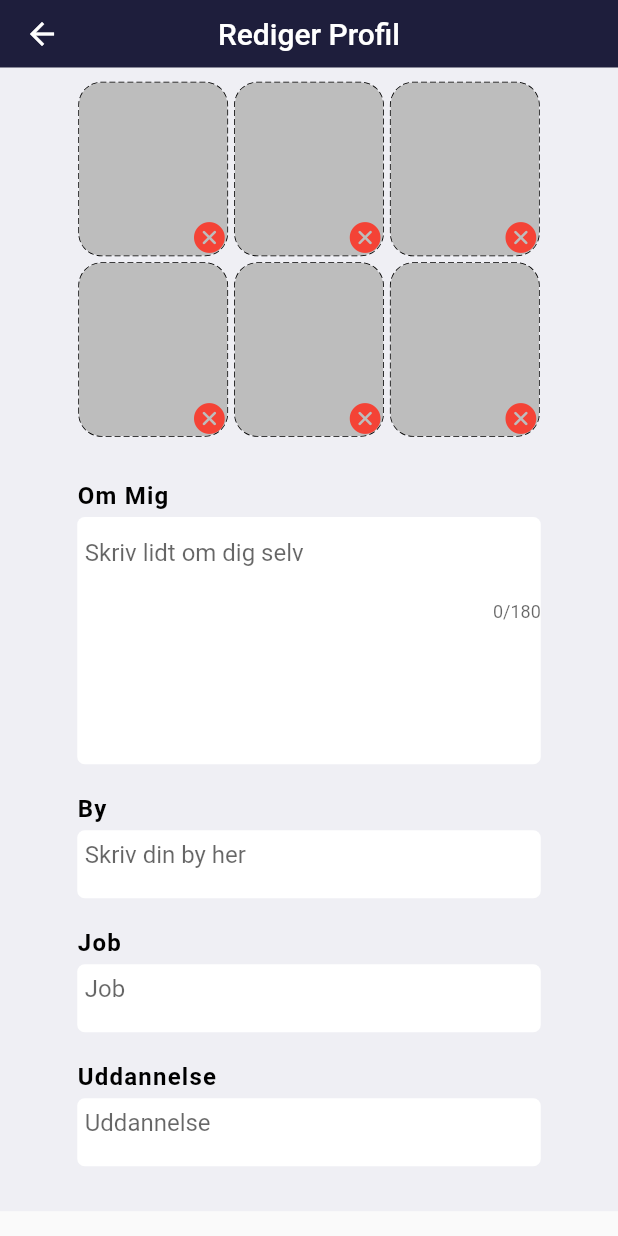
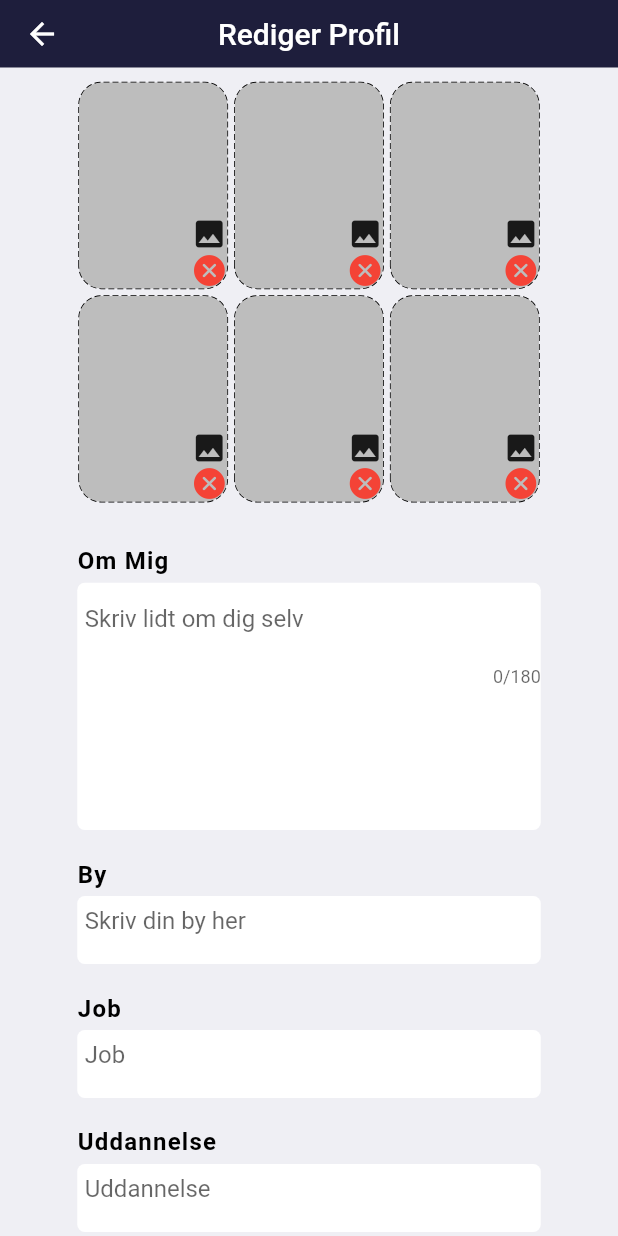
Before and after one commit to NTThyssen/Oplevelses-app, a Flutter app: the EditProfile screen opened by its route, on a phone screen of 412 x 824 dp. Run offline on Flutter 3.47's test engine with Material 2 defaults, Android fonts, the phone set to English and light mode, and no system bars; drawn by our look-alikes of dotted_border; our stand-ins replace image_picker.

Commit message:
edit profile page done

```diff
--- a/lib/edit_profile.dart
+++ b/lib/edit_profile.dart
@@ -1,6 +1,9 @@
+import 'dart:io';
+
 import 'package:flutter/cupertino.dart';
 import 'package:flutter/material.dart';
 import 'package:dotted_border/dotted_border.dart';
+import 'package:image_picker/image_picker.dart';
 import 'package:flutter_app/size_config.dart';
 class EditProfile extends StatefulWidget {
   @override
@@ -32,15 +35,15 @@ class _EditProfileState extends State<EditProfile> {
                 child: Row(
                   mainAxisAlignment: MainAxisAlignment.center,
                   children: [
-                    ImageContainer(),
+                    CameraConnect(),
                     SizedBox(
                       width: 5,
                     ),
-                    ImageContainer(),
+                    CameraConnect(),
                     SizedBox(
                       width: 5,
                     ),
-                    ImageContainer(),
+                    CameraConnect(),
                   ],
                 ),
               ),
@@ -49,15 +52,15 @@ class _EditProfileState extends State<EditProfile> {
                   child: Row(
                     mainAxisAlignment: MainAxisAlignment.center,
                     children: [
-                      ImageContainer(),
+                      CameraConnect(),
                       SizedBox(
                         width: 5,
                       ),
-                      ImageContainer(),
+                      CameraConnect(),
                       SizedBox(
                         width: 5,
                       ),
-                      ImageContainer()
+                      CameraConnect()
                   ]),
                 ),
                 Center(
@@ -216,6 +219,7 @@ class ImageContainer extends StatefulWidget {
 }
 
 class _ImageContainerState extends State<ImageContainer> {
+  File img;
   @override
   Widget build(BuildContext context) {
     return DottedBorder(
@@ -241,3 +245,92 @@ class _ImageContainerState extends State<ImageContainer> {
     );
   }
 }
+
+class CameraConnect extends StatefulWidget {
+  @override
+  _CameraConnectState createState() => _CameraConnectState();
+}
+class _CameraConnectState extends State<CameraConnect> {
+  File image;
+  //connect camera
+  cameraConnect() async {
+    print('Picker is Called');
+    File img = await ImagePicker.pickImage(source: ImageSource.gallery);
+    if (img != null) {
+      image = img;
+      setState(() {});
+    }
+  }
+  @override
+  Widget build(BuildContext context) {
+    return Container(
+        child: Column(
+          children: [
+            GestureDetector(
+              onTap: () {
+                cameraConnect();
+              },
+              child: Container(
+                child: image == null ? DottedBorder(
+                  child: Container(
+                    width: SizeConfig.blockSizeHorizontal*24,
+                    height: SizeConfig.blockSizeVertical*16.66,
+                    child: Column(
+                      mainAxisAlignment: MainAxisAlignment.end,
+                      crossAxisAlignment: CrossAxisAlignment.end,
+                      children: [
+                        Icon(Icons.image),
+                        Icon(CupertinoIcons.clear_circled_solid, color: Colors.red, )
+                      ],
+                    ),
+                    decoration: BoxDecoration(
+                      borderRadius: BorderRadius.all(Radius.circular(15.0)),
+                      color: Colors.grey[400],
+                    ),
+                  ),
+                  borderType: BorderType.RRect,
+                  padding: EdgeInsets.all(0),
+                  radius: Radius.circular(15.0),
+                  dashPattern: [4, 2, 4, 2],
+                ) : DottedBorder(
+                                                                      child: Container(
+                                                                      width: SizeConfig.blockSizeHorizontal*24,
+                                                                        height: SizeConfig.blockSizeVertical*16.66,
+                                                                        child: Column(
+                                                                          mainAxisAlignment: MainAxisAlignment.end,
+                                                                          crossAxisAlignment: CrossAxisAlignment.end,
+                                                                          children: [
+                                                                            Stack(
+                                                                              children: [
+                                                                                ClipRRect(
+                                                                                  borderRadius: BorderRadius.circular(15.0),
+                                                                                  child: Container(
+                                                                                      child: Image.file(image,
+                                                                                      width: SizeConfig.blockSizeHorizontal*24,
+                                                                                        height: SizeConfig.blockSizeVertical*16.66,
+                                                                                      fit: BoxFit.fill,)
+                                                                                  ),
+                                                                                ),
+                                                                                Icon(CupertinoIcons.clear_circled_solid, color: Colors.red, )
+                                                                              ],
+                                                                            )
+                                                                          ],
+                                                                        ),
+                                                                        decoration: BoxDecoration(
+                                                                          borderRadius: BorderRadius.all(Radius.circular(15.0)),
+                                                                          color: Colors.grey[400],
+                                                                        ),
+                                                                      ),
+                                                                      borderType: BorderType.RRect,
+                                                                      padding: EdgeInsets.all(0),
+                                                                      radius: Radius.circular(15.0),
+                                                                      dashPattern: [4, 2, 4, 2],
+                                                                      ),
+
+              ),
+            ),
+          ],
+        ),
+    );
+  }
+}
--- a/pubspec.yaml
+++ b/pubspec.yaml
@@ -29,6 +29,8 @@ dependencies:
   # Use with the CupertinoIcons class for iOS style icons.
   cupertino_icons: ^0.1.3
   dotted_border: ^1.0.6
+  image_picker: ^0.6.7+8
+
 
 dev_dependencies:
   flutter_test:
```
Also changed, not shown: 1 other file.
